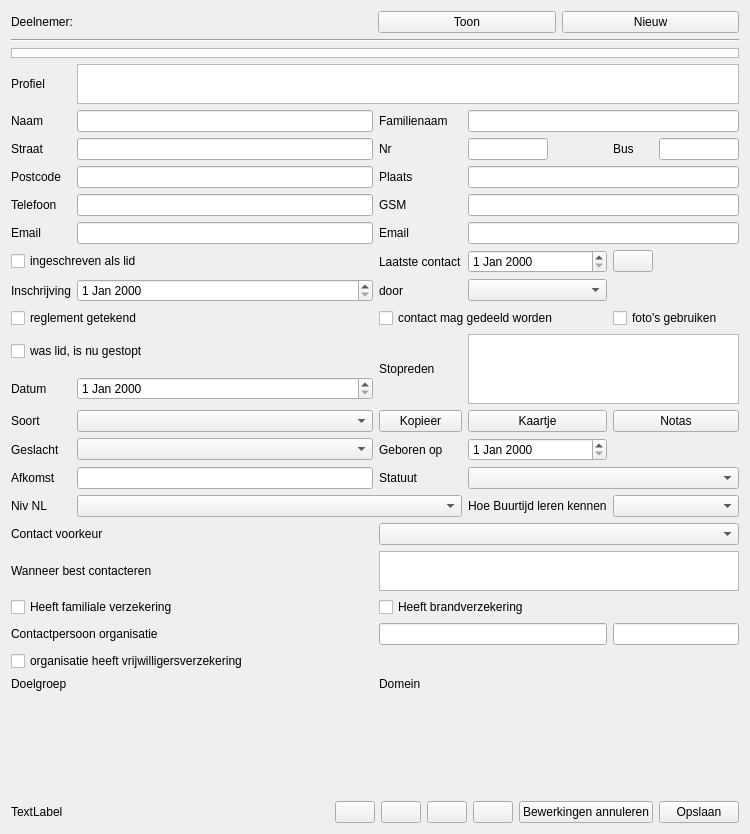
vvim/BT_deelnemers, file buurtijd_deelnemers.ui: the form before one commit.
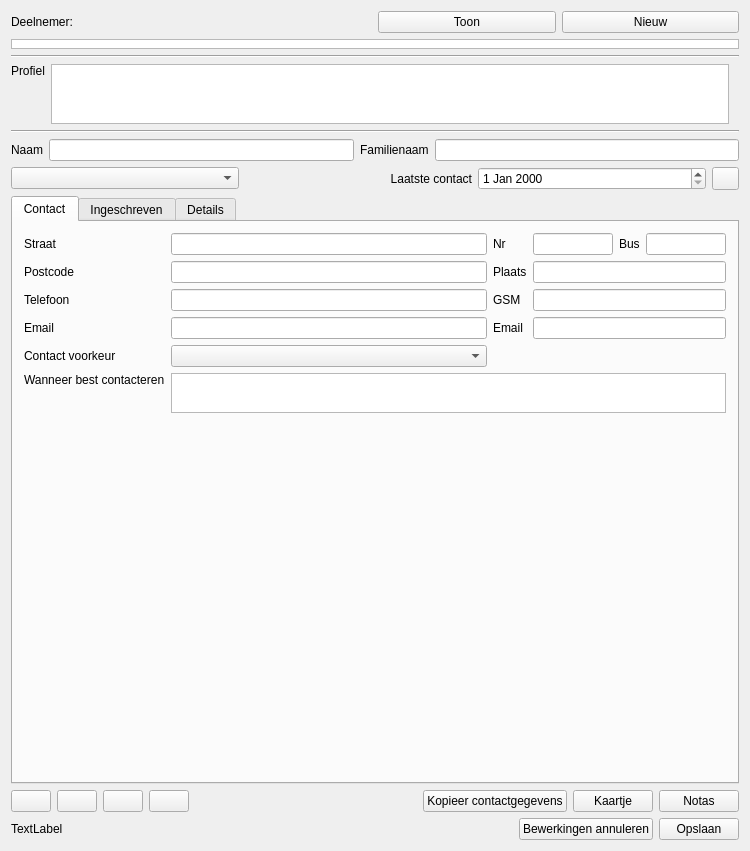
The form after the commit. The open tabs and pages were chosen to show the change. Icons and pictures are not drawn. Custom widgets are drawn as their Qt base class.

Commit message: Changed ui: now using TabWidget

Patch:
```diff
--- a/buurtijd_deelnemers.ui
+++ b/buurtijd_deelnemers.ui
@@ -7,7 +7,7 @@
     <x>0</x>
     <y>0</y>
     <width>750</width>
-    <height>834</height>
+    <height>851</height>
    </rect>
   </property>
   <property name="windowTitle">
@@ -45,13 +45,6 @@
      </item>
     </layout>
    </item>
-   <item>
-    <widget class="Line" name="line">
-     <property name="orientation">
-      <enum>Qt::Horizontal</enum>
-     </property>
-    </widget>
-   </item>
    <item>
     <widget class="QTableView" name="deelnemersTable">
      <property name="sizePolicy">
@@ -69,77 +62,166 @@
     </widget>
    </item>
    <item>
-    <layout class="QGridLayout" name="gridLayout">
-     <item row="7" column="0" colspan="2">
-      <widget class="QCheckBox" name="checkbox_lid">
+    <widget class="Line" name="line_top">
+     <property name="orientation">
+      <enum>Qt::Horizontal</enum>
+     </property>
+    </widget>
+   </item>
+   <item>
+    <layout class="QHBoxLayout" name="horizontalLayout_profiel">
+     <property name="rightMargin">
+      <number>10</number>
+     </property>
+     <item alignment="Qt::AlignTop">
+      <widget class="QLabel" name="label_varia">
        <property name="text">
-        <string>ingeschreven als lid</string>
+        <string>Profiel</string>
        </property>
       </widget>
      </item>
-     <item row="12" column="1">
-      <widget class="QComboBox" name="comboBox_soort"/>
+     <item>
+      <widget class="QPlainTextEdit" name="plainTextEdit_varia">
+       <property name="minimumSize">
+        <size>
+         <width>200</width>
+         <height>60</height>
+        </size>
+       </property>
+       <property name="maximumSize">
+        <size>
+         <width>16777215</width>
+         <height>60</height>
+        </size>
+       </property>
+      </widget>
      </item>
-     <item row="15" column="4" colspan="2">
-      <widget class="QComboBox" name="comboBox_hoe_bt_leren_kennen"/>
-     </item>
-     <item row="21" column="0">
-      <widget class="QLabel" name="label_doelgroep">
-       <property name="text">
-        <string>Doelgroep</string>
+    </layout>
+   </item>
+   <item>
+    <widget class="Line" name="line_bottom">
+     <property name="orientation">
+      <enum>Qt::Horizontal</enum>
        </property>
       </widget>
      </item>
-     <item row="15" column="0">
-      <widget class="QLabel" name="label_niveau_nederlands">
+   <item>
+    <layout class="QHBoxLayout" name="horizontalLayout_naamdeelnemer">
+     <item>
+      <widget class="QLabel" name="label_naam">
        <property name="text">
-        <string>Niv NL</string>
+        <string>Naam</string>
        </property>
       </widget>
      </item>
-     <item row="5" column="3" colspan="3">
-      <widget class="QLineEdit" name="le_gsm"/>
-     </item>
-     <item row="2" column="1">
+     <item>
       <widget class="QLineEdit" name="le_naam"/>
      </item>
-     <item row="5" column="1">
-      <widget class="QLineEdit" name="le_telefoon"/>
-     </item>
-     <item row="13" column="0">
-      <widget class="QLabel" name="label_geslacht">
+     <item>
+      <widget class="QLabel" name="label_familieNaam">
        <property name="text">
-        <string>Geslacht</string>
+        <string>Familienaam</string>
        </property>
-      </widget>
-     </item>
-     <item row="10" column="3" rowspan="2" colspan="3">
-      <widget class="QPlainTextEdit" name="plainTextEdit_stop_reden"/>
-     </item>
-     <item row="6" column="0">
-      <widget class="QLabel" name="label_email1">
-       <property name="text">
-        <string>Email</string>
+       <property name="alignment">
+        <set>Qt::AlignLeading|Qt::AlignLeft|Qt::AlignVCenter</set>
        </property>
       </widget>
      </item>
-     <item row="15" column="1" colspan="2">
-      <widget class="QComboBox" name="comboBox_niveau_nederlands"/>
+     <item>
+      <widget class="QLineEdit" name="le_familieNaam"/>
      </item>
-     <item row="7" column="3">
-      <widget class="QDateEdit" name="dateEdit_laatstecontact"/>
-     </item>
-     <item row="8" column="3">
-      <widget class="QComboBox" name="comboBox_ingeschreven_door"/>
+    </layout>
+   </item>
+   <item>
+    <layout class="QHBoxLayout" name="horizontalLayout_soort_en_laatste_contact">
+     <item>
+      <widget class="QComboBox" name="comboBox_soort"/>
      </item>
-     <item row="7" column="2">
+     <item>
       <widget class="QLabel" name="label_laatste_contact">
+       <property name="layoutDirection">
+        <enum>Qt::LeftToRight</enum>
+       </property>
        <property name="text">
         <string>Laatste contact</string>
        </property>
+       <property name="alignment">
+        <set>Qt::AlignRight|Qt::AlignTrailing|Qt::AlignVCenter</set>
+       </property>
       </widget>
      </item>
-     <item row="3" column="3">
+     <item>
+      <widget class="QDateEdit" name="dateEdit_laatstecontact"/>
+     </item>
+     <item>
+      <widget class="QPushButton" name="pushButton_lastcontact_is_today">
+       <property name="maximumSize">
+        <size>
+         <width>27</width>
+         <height>27</height>
+        </size>
+       </property>
+       <property name="toolTip">
+        <string>&lt;html&gt;&lt;head/&gt;&lt;body&gt;&lt;p&gt;Zet datum van vandaag als &amp;quot;laatste contact&amp;quot;.&lt;/p&gt;&lt;/body&gt;&lt;/html&gt;</string>
+       </property>
+       <property name="text">
+        <string/>
+       </property>
+       <property name="icon">
+        <iconset resource="buurtijd_deelnemers.qrc">
+         <normaloff>:/icons/icons/today.png</normaloff>:/icons/icons/today.png</iconset>
+       </property>
+       <property name="iconSize">
+        <size>
+         <width>16</width>
+         <height>16</height>
+        </size>
+       </property>
+      </widget>
+     </item>
+    </layout>
+   </item>
+   <item>
+    <widget class="QTabWidget" name="tabWidget">
+     <property name="tabShape">
+      <enum>QTabWidget::Rounded</enum>
+     </property>
+     <property name="currentIndex">
+      <number>2</number>
+     </property>
+     <widget class="QWidget" name="tab_contact">
+      <attribute name="title">
+       <string>Contact</string>
+      </attribute>
+      <layout class="QGridLayout" name="gridLayout_2">
+       <item row="2" column="0">
+        <widget class="QLabel" name="label_telefoon">
+         <property name="text">
+          <string>Telefoon</string>
+         </property>
+        </widget>
+       </item>
+       <item row="3" column="1">
+        <widget class="QLineEdit" name="le_email1"/>
+       </item>
+       <item row="0" column="0">
+        <widget class="QLabel" name="label_straat">
+         <property name="text">
+          <string>Straat</string>
+         </property>
+        </widget>
+       </item>
+       <item row="0" column="1">
+        <widget class="QLineEdit" name="le_straat"/>
+       </item>
+       <item row="0" column="2">
+        <widget class="QLabel" name="label_huisnr">
+         <property name="text">
+          <string>Nr</string>
+         </property>
+        </widget>
+       </item>
+       <item row="0" column="3">
       <widget class="QLineEdit" name="le_huisnr">
        <property name="maximumSize">
         <size>
@@ -149,28 +231,53 @@
        </property>
       </widget>
      </item>
-     <item row="9" column="0" colspan="2">
-      <widget class="QCheckBox" name="checkBox_hr_goedgekeurd">
+       <item row="0" column="4">
+        <widget class="QLabel" name="label_busnr">
        <property name="text">
-        <string>reglement getekend</string>
+          <string>Bus</string>
        </property>
       </widget>
      </item>
-     <item row="4" column="0">
+       <item row="1" column="1">
+        <widget class="QLineEdit" name="le_postcode"/>
+       </item>
+       <item row="1" column="0">
       <widget class="QLabel" name="label_postcode">
        <property name="text">
         <string>Postcode</string>
        </property>
       </widget>
      </item>
-     <item row="16" column="0" colspan="2">
-      <widget class="QLabel" name="label_contactvoorkeur">
+       <item row="0" column="5">
+        <widget class="QLineEdit" name="le_busnr">
+         <property name="maximumSize">
+          <size>
+           <width>80</width>
+           <height>16777215</height>
+          </size>
+         </property>
+        </widget>
+       </item>
+       <item row="1" column="3" colspan="3">
+        <widget class="QLineEdit" name="le_plaats"/>
+       </item>
+       <item row="1" column="2">
+        <widget class="QLabel" name="label_plaats">
        <property name="text">
-        <string>Contact voorkeur</string>
+          <string>Plaats</string>
+         </property>
+         <property name="alignment">
+          <set>Qt::AlignLeading|Qt::AlignLeft|Qt::AlignVCenter</set>
        </property>
       </widget>
      </item>
-     <item row="5" column="2">
+       <item row="2" column="1">
+        <widget class="QLineEdit" name="le_telefoon"/>
+       </item>
+       <item row="2" column="3" colspan="3">
+        <widget class="QLineEdit" name="le_gsm"/>
+       </item>
+       <item row="2" column="2">
       <widget class="QLabel" name="label_gsm">
        <property name="text">
         <string>GSM</string>
@@ -180,339 +287,292 @@
        </property>
       </widget>
      </item>
-     <item row="11" column="0">
-      <widget class="QLabel" name="label_stop_datum">
+       <item row="3" column="0">
+        <widget class="QLabel" name="label_email1">
        <property name="text">
-        <string>Datum</string>
+          <string>Email</string>
        </property>
       </widget>
      </item>
-     <item row="19" column="4" colspan="2">
-      <widget class="QLineEdit" name="le_contactpersoon_organisatie_familienaam"/>
-     </item>
-     <item row="17" column="0" colspan="2">
+       <item row="3" column="2">
+        <widget class="QLabel" name="label_email2">
+         <property name="text">
+          <string>Email</string>
+         </property>
+        </widget>
+       </item>
+       <item row="3" column="3" colspan="3">
+        <widget class="QLineEdit" name="le_email2"/>
+       </item>
+       <item row="4" column="0">
+        <widget class="QLabel" name="label_contactvoorkeur">
+         <property name="text">
+          <string>Contact voorkeur</string>
+         </property>
+        </widget>
+       </item>
+       <item row="4" column="1">
+        <widget class="QComboBox" name="comboBox_contactvoorkeur"/>
+       </item>
+       <item row="5" column="0" alignment="Qt::AlignTop">
       <widget class="QLabel" name="label_wanneer_best_contacteren">
        <property name="text">
         <string>Wanneer best contacteren</string>
        </property>
       </widget>
      </item>
-     <item row="13" column="1">
-      <widget class="QComboBox" name="comboBox_geslacht"/>
-     </item>
-     <item row="8" column="2">
+       <item row="5" column="1" colspan="5">
+        <widget class="QPlainTextEdit" name="plainTextEdit_wanneer_best_contacteren">
+         <property name="maximumSize">
+          <size>
+           <width>16777215</width>
+           <height>40</height>
+          </size>
+         </property>
+        </widget>
+       </item>
+       <item row="6" column="0">
+        <spacer name="verticalSpacer_4">
+         <property name="orientation">
+          <enum>Qt::Vertical</enum>
+         </property>
+         <property name="sizeHint" stdset="0">
+          <size>
+           <width>20</width>
+           <height>40</height>
+          </size>
+         </property>
+        </spacer>
+       </item>
+      </layout>
+     </widget>
+     <widget class="QWidget" name="tab_ingeschreven">
+      <attribute name="title">
+       <string>Ingeschreven</string>
+      </attribute>
+      <layout class="QVBoxLayout" name="verticalLayout_2">
+       <item>
+        <layout class="QGridLayout" name="gridLayout_3">
+         <item row="2" column="1">
+          <widget class="QDateEdit" name="dateEdit_stop_datum"/>
+         </item>
+         <item row="1" column="2">
+          <widget class="QLabel" name="label_stop_reden">
+           <property name="text">
+            <string>Stopreden</string>
+           </property>
+          </widget>
+         </item>
+         <item row="0" column="4">
+          <widget class="QComboBox" name="comboBox_ingeschreven_door"/>
+         </item>
+         <item row="0" column="0">
+          <widget class="QCheckBox" name="checkbox_lid">
+           <property name="text">
+            <string>ingeschreven als lid</string>
+           </property>
+          </widget>
+         </item>
+         <item row="0" column="3" alignment="Qt::AlignRight">
       <widget class="QLabel" name="label_ingeschreven_door">
        <property name="text">
         <string>door</string>
        </property>
       </widget>
      </item>
-     <item row="2" column="2">
-      <widget class="QLabel" name="label_familieNaam">
+         <item row="1" column="3" rowspan="2" colspan="2">
+          <widget class="QPlainTextEdit" name="plainTextEdit_stop_reden"/>
+         </item>
+         <item row="0" column="2">
+          <widget class="QDateEdit" name="dateEdit_inschrijfdatum"/>
+         </item>
+         <item row="3" column="4">
+          <widget class="QCheckBox" name="checkBox_fotomateriaal_gebruiken">
        <property name="text">
-        <string>Familienaam</string>
-       </property>
-       <property name="alignment">
-        <set>Qt::AlignLeading|Qt::AlignLeft|Qt::AlignVCenter</set>
+            <string>foto's gebruiken</string>
+           </property>
+          </widget>
+         </item>
+         <item row="2" column="0">
+          <widget class="QLabel" name="label_stop_datum">
+           <property name="text">
+            <string>Datum stopzetting</string>
        </property>
       </widget>
      </item>
-     <item row="10" column="0" colspan="2">
+         <item row="1" column="0">
       <widget class="QCheckBox" name="checkBox_was_lid_is_nu_gestopt">
        <property name="text">
         <string>was lid, is nu gestopt</string>
        </property>
       </widget>
      </item>
-     <item row="4" column="3" colspan="3">
-      <widget class="QLineEdit" name="le_plaats"/>
-     </item>
-     <item row="13" column="2">
-      <widget class="QLabel" name="label_geboortedatum">
+         <item row="0" column="1">
+          <widget class="QLabel" name="label_inschrijfdatum">
        <property name="text">
-        <string>Geboren op</string>
+            <string>Datum inschrijving</string>
        </property>
       </widget>
      </item>
-     <item row="3" column="2">
-      <widget class="QLabel" name="label_huisnr">
+         <item row="3" column="0">
+          <widget class="QCheckBox" name="checkBox_hr_goedgekeurd">
        <property name="text">
-        <string>Nr</string>
+            <string>reglement getekend</string>
        </property>
       </widget>
      </item>
-     <item row="21" column="3" rowspan="3" colspan="3">
-      <widget class="BTListView" name="listView_domein" native="true"/>
-     </item>
-     <item row="8" column="1">
-      <widget class="QDateEdit" name="dateEdit_inschrijfdatum"/>
-     </item>
-     <item row="9" column="2" colspan="2">
+         <item row="3" column="1" colspan="2">
       <widget class="QCheckBox" name="checkBox_contact_delen">
        <property name="text">
         <string>contact mag gedeeld worden</string>
        </property>
       </widget>
      </item>
-     <item row="4" column="2">
-      <widget class="QLabel" name="label_plaats">
-       <property name="text">
-        <string>Plaats</string>
-       </property>
-       <property name="alignment">
-        <set>Qt::AlignLeading|Qt::AlignLeft|Qt::AlignVCenter</set>
-       </property>
-      </widget>
-     </item>
-     <item row="19" column="0" colspan="2">
-      <widget class="QLabel" name="label_contactpersoon_organisatie">
+        </layout>
+       </item>
+       <item>
+        <spacer name="verticalSpacer">
+         <property name="orientation">
+          <enum>Qt::Vertical</enum>
+         </property>
+         <property name="sizeHint" stdset="0">
+          <size>
+           <width>20</width>
+           <height>40</height>
+          </size>
+         </property>
+        </spacer>
+       </item>
+      </layout>
+     </widget>
+     <widget class="QWidget" name="tab_details">
+      <attribute name="title">
+       <string>Details</string>
+      </attribute>
+      <layout class="QGridLayout" name="gridLayout">
+       <item row="4" column="0">
+        <widget class="QLabel" name="label_niveau_nederlands">
+         <property name="text">
+          <string>Niv NL</string>
+         </property>
+        </widget>
+       </item>
+       <item row="3" column="0">
+        <widget class="QLabel" name="label_afkomst">
        <property name="text">
         <string>Contactpersoon organisatie</string>
        </property>
       </widget>
      </item>
-     <item row="14" column="1">
-      <widget class="QLineEdit" name="le_afkomst"/>
-     </item>
-     <item row="20" column="0" colspan="2">
+       <item row="5" column="4" colspan="3">
+        <widget class="QLineEdit" name="le_contactpersoon_organisatie_familienaam"/>
+       </item>
+       <item row="6" column="4" colspan="2">
+        <widget class="QLabel" name="label_hoe_bt_leren_kennen">
+         <property name="text">
+          <string>Hoe Buurtijd leren kennen</string>
+         </property>
+        </widget>
+       </item>
+       <item row="6" column="0" colspan="4">
       <widget class="QCheckBox" name="checkBox_vrijwilligers_verzekering">
        <property name="text">
         <string>organisatie heeft vrijwilligersverzekering</string>
        </property>
       </widget>
      </item>
-     <item row="3" column="1">
-      <widget class="QLineEdit" name="le_straat"/>
-     </item>
-     <item row="14" column="3" colspan="3">
-      <widget class="QComboBox" name="comboBox_statuut"/>
-     </item>
-     <item row="13" column="3">
-      <widget class="QDateEdit" name="dateEdit_geboortedatum"/>
-     </item>
-     <item row="3" column="4">
-      <widget class="QLabel" name="label_busnr">
+       <item row="0" column="4" colspan="2">
+        <widget class="QLabel" name="label_geboortedatum">
        <property name="text">
-        <string>Bus</string>
+          <string>Geboren op</string>
        </property>
       </widget>
      </item>
-     <item row="6" column="1">
-      <widget class="QLineEdit" name="le_email1"/>
-     </item>
-     <item row="8" column="0">
-      <widget class="QLabel" name="label_inschrijfdatum">
-       <property name="text">
-        <string>Inschrijving</string>
-       </property>
-      </widget>
-     </item>
-     <item row="3" column="5">
-      <widget class="QLineEdit" name="le_busnr">
-       <property name="maximumSize">
-        <size>
-         <width>80</width>
-         <height>16777215</height>
-        </size>
-       </property>
-      </widget>
-     </item>
-     <item row="18" column="2" colspan="2">
+       <item row="5" column="2" colspan="2">
+        <widget class="QLineEdit" name="le_contactpersoon_organisatie_voornaam"/>
+       </item>
+       <item row="7" column="2" colspan="2">
       <widget class="QCheckBox" name="checkBox_brandverzekering">
        <property name="text">
         <string>Heeft brandverzekering</string>
        </property>
       </widget>
      </item>
-     <item row="16" column="2" colspan="4">
-      <widget class="QComboBox" name="comboBox_contactvoorkeur"/>
-     </item>
-     <item row="2" column="3" colspan="3">
-      <widget class="QLineEdit" name="le_familieNaam"/>
-     </item>
-     <item row="6" column="2">
-      <widget class="QLabel" name="label_email2">
+       <item row="4" column="2" colspan="2">
+        <widget class="QComboBox" name="comboBox_niveau_nederlands"/>
+       </item>
+       <item row="0" column="0">
+        <widget class="QLabel" name="label_geslacht">
        <property name="text">
-        <string>Email</string>
+          <string>Geslacht</string>
        </property>
       </widget>
      </item>
-     <item row="3" column="0">
-      <widget class="QLabel" name="label_straat">
-       <property name="text">
-        <string>Straat</string>
+       <item row="9" column="5" colspan="2">
+        <widget class="BTListView" name="listView_domein" native="true">
+         <property name="minimumSize">
+          <size>
+           <width>0</width>
+           <height>310</height>
+          </size>
        </property>
       </widget>
      </item>
-     <item row="15" column="3">
-      <widget class="QLabel" name="label_hoe_bt_leren_kennen">
+       <item row="5" column="0" colspan="2">
+        <widget class="QLabel" name="label_contactpersoon_organisatie">
        <property name="text">
         <string>Hoe Buurtijd leren kennen</string>
        </property>
       </widget>
      </item>
-     <item row="2" column="0">
-      <widget class="QLabel" name="label_naam">
-       <property name="text">
-        <string>Naam</string>
-       </property>
-      </widget>
-     </item>
-     <item row="21" column="2">
+       <item row="6" column="6">
+        <widget class="QComboBox" name="comboBox_hoe_bt_leren_kennen"/>
+       </item>
+       <item row="0" column="2" rowspan="2" colspan="2">
+        <widget class="QComboBox" name="comboBox_geslacht"/>
+       </item>
+       <item row="0" column="6" rowspan="2">
+        <widget class="QDateEdit" name="dateEdit_geboortedatum"/>
+       </item>
+       <item row="9" column="1" colspan="2">
+        <widget class="BTListView" name="listView_doelgroep" native="true"/>
+       </item>
+       <item row="9" column="3" colspan="2" alignment="Qt::AlignTop">
       <widget class="QLabel" name="label_domein">
        <property name="text">
         <string>Domein</string>
        </property>
       </widget>
      </item>
-     <item row="11" column="1">
-      <widget class="QDateEdit" name="dateEdit_stop_datum"/>
-     </item>
-     <item row="14" column="0">
-      <widget class="QLabel" name="label_afkomst">
-       <property name="text">
-        <string>Afkomst</string>
-       </property>
-      </widget>
-     </item>
-     <item row="12" column="0">
-      <widget class="QLabel" name="label_soort">
-       <property name="text">
-        <string>Soort</string>
-       </property>
-      </widget>
-     </item>
-     <item row="5" column="0">
-      <widget class="QLabel" name="label_telefoon">
-       <property name="text">
-        <string>Telefoon</string>
-       </property>
-      </widget>
-     </item>
-     <item row="18" column="0" colspan="2">
-      <widget class="QCheckBox" name="checkBox_familiale_verzekering">
-       <property name="text">
-        <string>Heeft familiale verzekering</string>
-       </property>
-      </widget>
-     </item>
-     <item row="17" column="2" colspan="4">
-      <widget class="QPlainTextEdit" name="plainTextEdit_wanneer_best_contacteren">
-       <property name="maximumSize">
-        <size>
-         <width>16777215</width>
-         <height>40</height>
-        </size>
-       </property>
-      </widget>
-     </item>
-     <item row="10" column="2" rowspan="2">
-      <widget class="QLabel" name="label_stop_reden">
-       <property name="text">
-        <string>Stopreden</string>
-       </property>
-      </widget>
-     </item>
-     <item row="21" column="1" rowspan="3">
-      <widget class="BTListView" name="listView_doelgroep" native="true"/>
-     </item>
-     <item row="9" column="4" colspan="2">
-      <widget class="QCheckBox" name="checkBox_fotomateriaal_gebruiken">
-       <property name="text">
-        <string>foto's gebruiken</string>
-       </property>
-      </widget>
-     </item>
-     <item row="6" column="3" colspan="3">
-      <widget class="QLineEdit" name="le_email2"/>
-     </item>
-     <item row="4" column="1">
-      <widget class="QLineEdit" name="le_postcode"/>
-     </item>
-     <item row="19" column="2" colspan="2">
-      <widget class="QLineEdit" name="le_contactpersoon_organisatie_voornaam"/>
-     </item>
-     <item row="14" column="2">
+       <item row="2" column="6" rowspan="2">
+        <widget class="QComboBox" name="comboBox_statuut"/>
+       </item>
+       <item row="2" column="4">
       <widget class="QLabel" name="label_statuut">
        <property name="text">
         <string>Statuut</string>
        </property>
       </widget>
      </item>
-     <item row="1" column="0">
-      <widget class="QLabel" name="label_varia">
+       <item row="7" column="0" colspan="2">
+        <widget class="QCheckBox" name="checkBox_familiale_verzekering">
        <property name="text">
-        <string>Profiel</string>
+          <string>Heeft familiale verzekering</string>
        </property>
       </widget>
      </item>
-     <item row="1" column="1" colspan="5">
-      <widget class="QPlainTextEdit" name="plainTextEdit_varia">
-       <property name="maximumSize">
-        <size>
-         <width>16777215</width>
-         <height>40</height>
-        </size>
-       </property>
-      </widget>
-     </item>
-     <item row="12" column="3">
-      <widget class="QPushButton" name="pushButton_showMaps">
+       <item row="2" column="2" rowspan="2" colspan="2">
+        <widget class="QLineEdit" name="le_afkomst"/>
+       </item>
+       <item row="9" column="0" alignment="Qt::AlignTop">
+        <widget class="QLabel" name="label_doelgroep">
        <property name="text">
-        <string>Kaartje</string>
-       </property>
-       <property name="icon">
-        <iconset>
-         <normalon>:/icons/icons/map.png</normalon>
-        </iconset>
-       </property>
-      </widget>
-     </item>
-     <item row="12" column="4" colspan="2">
-      <widget class="QPushButton" name="pushButton_showNotes">
-       <property name="text">
-        <string>Notas</string>
-       </property>
-       <property name="icon">
-        <iconset resource="buurtijd_deelnemers.qrc">
-         <normaloff>:/icons/icons/note.png</normaloff>:/icons/icons/note.png</iconset>
-       </property>
-      </widget>
-     </item>
-     <item row="12" column="2">
-      <widget class="QPushButton" name="pushButton_copyContactInformation">
-       <property name="toolTip">
-        <string>&lt;html&gt;&lt;head/&gt;&lt;body&gt;&lt;p&gt;Kopieer de contactgegevens van deze deelnemer naar het klembord.&lt;/p&gt;&lt;/body&gt;&lt;/html&gt;</string>
-       </property>
-       <property name="text">
-        <string>Kopieer</string>
-       </property>
-      </widget>
-     </item>
-     <item row="7" column="4">
-      <widget class="QPushButton" name="pushButton_lastcontact_is_today">
-       <property name="toolTip">
-        <string>&lt;html&gt;&lt;head/&gt;&lt;body&gt;&lt;p&gt;Zet datum van vandaag als &amp;quot;laatste contact&amp;quot;.&lt;/p&gt;&lt;/body&gt;&lt;/html&gt;</string>
-       </property>
-       <property name="text">
-        <string/>
-       </property>
-       <property name="icon">
-        <iconset resource="buurtijd_deelnemers.qrc">
-         <normaloff>:/icons/icons/today.png</normaloff>:/icons/icons/today.png</iconset>
-       </property>
-       <property name="iconSize">
-        <size>
-         <width>16</width>
-         <height>16</height>
-        </size>
-       </property>
-      </widget>
-     </item>
-    </layout>
-   </item>
-   <item>
-    <spacer name="verticalSpacer">
+          <string>Doelgroep</string>
+         </property>
+        </widget>
+       </item>
+       <item row="8" column="1">
+        <spacer name="verticalSpacer_2">
      <property name="orientation">
       <enum>Qt::Vertical</enum>
      </property>
@@ -524,28 +584,12 @@
      </property>
     </spacer>
    </item>
-   <item>
-    <layout class="QHBoxLayout" name="horizontalLayout_bottom">
-     <item>
-      <widget class="QLabel" name="label_feedback">
-       <property name="text">
-        <string>TextLabel</string>
-       </property>
-      </widget>
+      </layout>
+     </widget>
+    </widget>
      </item>
      <item>
-      <spacer name="horizontalSpacer">
-       <property name="orientation">
-        <enum>Qt::Horizontal</enum>
-       </property>
-       <property name="sizeHint" stdset="0">
-        <size>
-         <width>40</width>
-         <height>20</height>
-        </size>
-       </property>
-      </spacer>
-     </item>
+    <layout class="QHBoxLayout" name="horizontalLayout_actieknoppen">
      <item>
       <widget class="QPushButton" name="pushButton_first">
        <property name="toolTip">
@@ -603,6 +647,76 @@
       </widget>
      </item>
      <item>
+      <spacer name="horizontalSpacer_2">
+       <property name="orientation">
+        <enum>Qt::Horizontal</enum>
+       </property>
+       <property name="sizeHint" stdset="0">
+        <size>
+         <width>40</width>
+         <height>20</height>
+        </size>
+       </property>
+      </spacer>
+     </item>
+     <item>
+      <widget class="QPushButton" name="pushButton_copyContactInformation">
+       <property name="toolTip">
+        <string>&lt;html&gt;&lt;head/&gt;&lt;body&gt;&lt;p&gt;Kopieer de contactgegevens van deze deelnemer naar het klembord.&lt;/p&gt;&lt;/body&gt;&lt;/html&gt;</string>
+       </property>
+       <property name="text">
+        <string>Kopieer contactgegevens</string>
+       </property>
+      </widget>
+     </item>
+     <item>
+      <widget class="QPushButton" name="pushButton_showMaps">
+       <property name="text">
+        <string>Kaartje</string>
+       </property>
+       <property name="icon">
+        <iconset>
+         <normalon>:/icons/icons/map.png</normalon>
+        </iconset>
+       </property>
+      </widget>
+     </item>
+     <item>
+      <widget class="QPushButton" name="pushButton_showNotes">
+       <property name="text">
+        <string>Notas</string>
+       </property>
+       <property name="icon">
+        <iconset resource="buurtijd_deelnemers.qrc">
+         <normaloff>:/icons/icons/note.png</normaloff>:/icons/icons/note.png</iconset>
+       </property>
+      </widget>
+     </item>
+    </layout>
+   </item>
+   <item>
+    <layout class="QHBoxLayout" name="horizontalLayout_bottom_savingbuttons">
+     <item>
+      <widget class="QLabel" name="label_feedback">
+       <property name="text">
+        <string>TextLabel</string>
+       </property>
+      </widget>
+     </item>
+     <item>
+      <spacer name="horizontalSpacer">
+       <property name="orientation">
+        <enum>Qt::Horizontal</enum>
+       </property>
+       <property name="sizeHint" stdset="0">
+        <size>
+         <width>40</width>
+         <height>20</height>
+        </size>
+       </property>
+      </spacer>
+     </item>
+     <item>
       <widget class="QPushButton" name="cancelButton">
        <property name="text">
         <string>Bewerkingen annuleren</string>
```
Left out of the diff: 45 changed lines with no effect on the pictures. Lines whose indentation alone changed are shown as unchanged.
